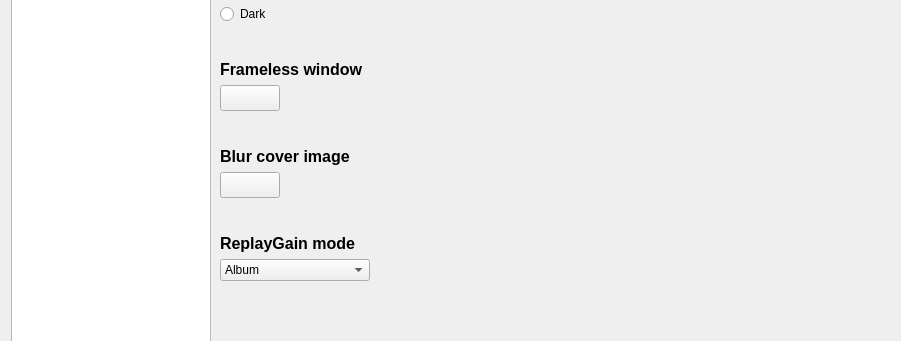
First picture: the form in src/widget_shared/preferencedialog.ui, repository billlin0904/xamp2, before the edit; both pictures show x 0 to 901 and y 150 to 491 of the 901 by 679 pixel window.
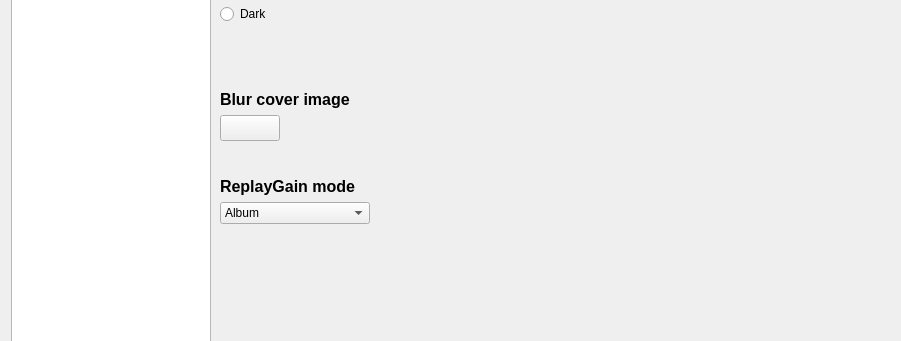
Second picture: the form after the edit. Custom widgets are drawn as their Qt base class.

```diff
--- a/src/widget_shared/preferencedialog.ui
+++ b/src/widget_shared/preferencedialog.ui
@@ -73,7 +73,7 @@
         <number>0</number>
        </property>
        <widget class="QWidget" name="playbackPage">
-        <layout class="QVBoxLayout" name="verticalLayout_17" stretch="0,0,0,0,0,0,0,0,0,0">
+        <layout class="QVBoxLayout" name="verticalLayout_17" stretch="0,0,0,0,0,0,0,0,0">
          <item>
           <layout class="QVBoxLayout" name="verticalLayout_15">
            <item>
@@ -173,55 +173,6 @@
            </property>
           </spacer>
          </item>
-         <item>
-          <layout class="QVBoxLayout" name="verticalLayout_14">
-           <item>
-            <widget class="QLabel" name="lbFramelessWindow">
-             <property name="sizePolicy">
-              <sizepolicy hsizetype="Preferred" vsizetype="Preferred">
-               <horstretch>0</horstretch>
-               <verstretch>0</verstretch>
-              </sizepolicy>
-             </property>
-             <property name="font">
-              <font>
-               <pointsize>12</pointsize>
-               <weight>75</weight>
-               <bold>true</bold>
-               <kerning>false</kerning>
-              </font>
-             </property>
-             <property name="text">
-              <string>Frameless window</string>
-             </property>
-            </widget>
-           </item>
-           <item>
-            <widget class="SwitchButton" name="enableFramelessWindowPushButton">
-             <property name="minimumSize">
-              <size>
-               <width>0</width>
-               <height>26</height>
-              </size>
-             </property>
-             <property name="maximumSize">
-              <size>
-               <width>60</width>
-               <height>26</height>
-              </size>
-             </property>
-             <property name="font">
-              <font>
-               <kerning>false</kerning>
-              </font>
-             </property>
-             <property name="text">
-              <string/>
-             </property>
-            </widget>
-           </item>
-          </layout>
-         </item>
          <item>
           <spacer name="verticalSpacer_2">
            <property name="orientation">
```
